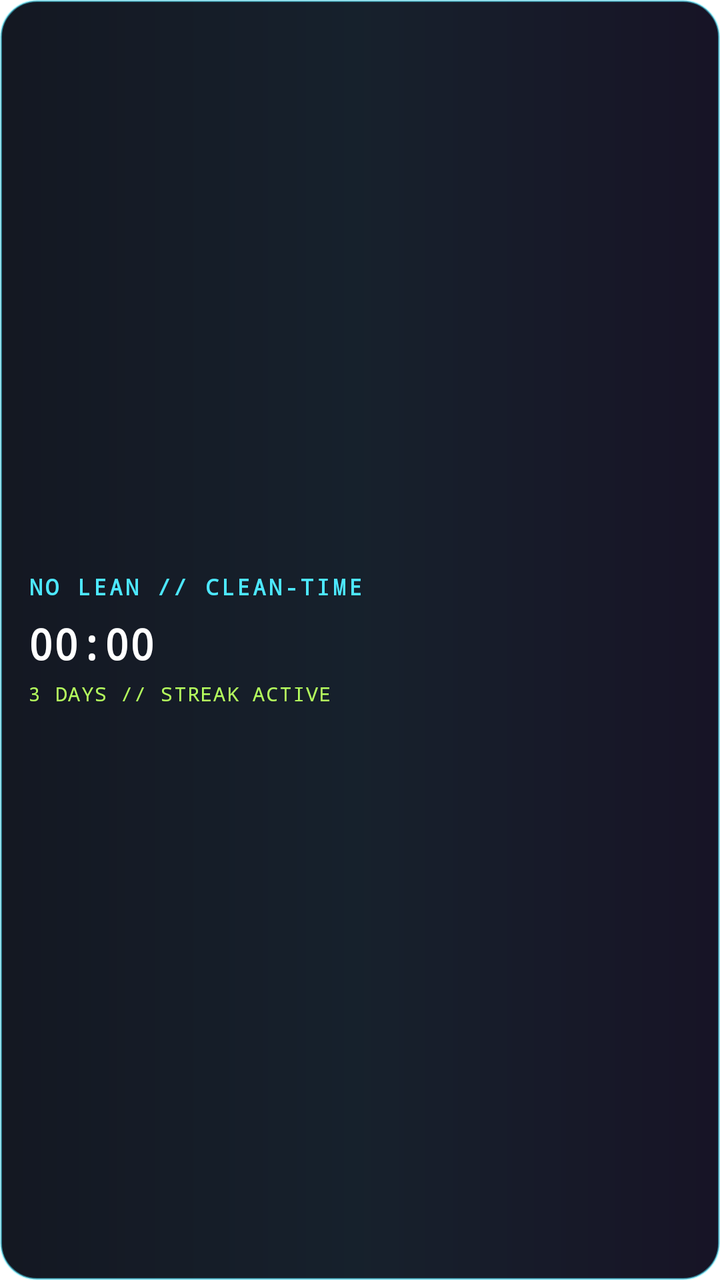
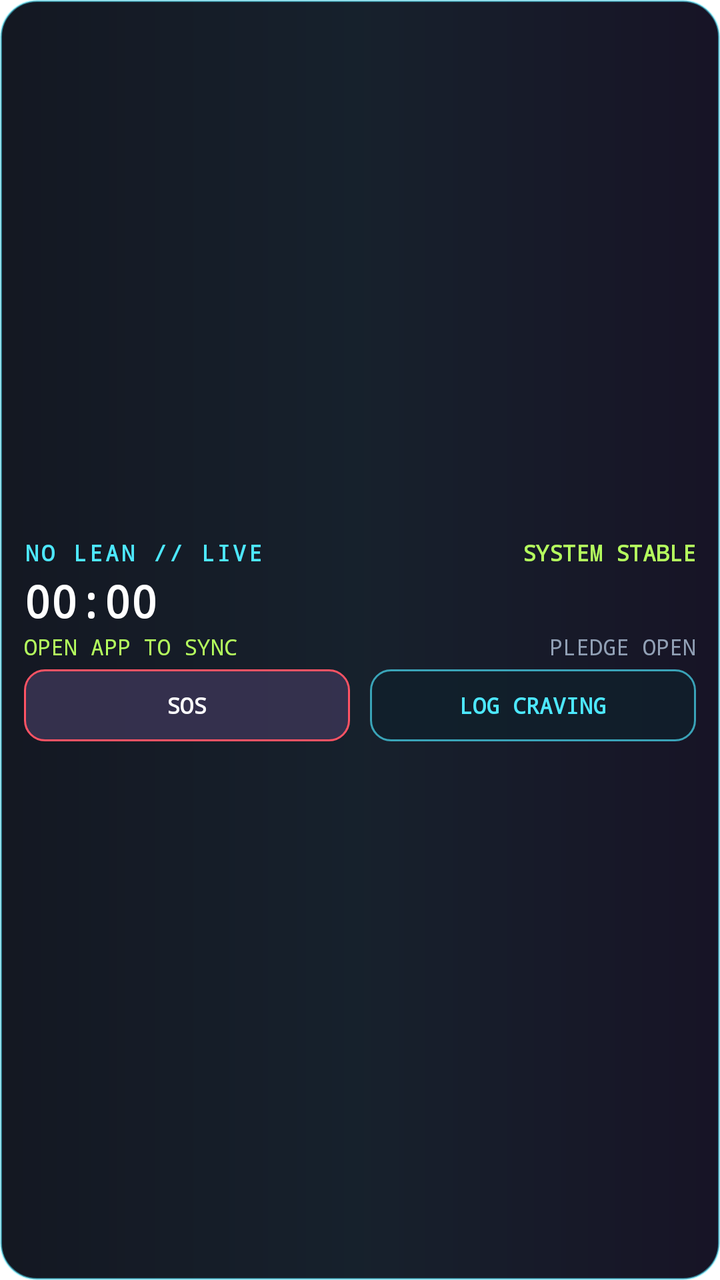

An Android layout rendered at two revisions. The XML below is the earlier revision; the diff shows what the commit changed to produce the second picture.
<!-- AndroidManifest.xml: fallback theme Theme.MaterialComponents.DayNight.NoActionBar -->
<!-- res/layout/no_lean_widget.xml -->
<?xml version="1.0" encoding="utf-8"?>
<LinearLayout xmlns:android="http://schemas.android.com/apk/res/android"
    android:id="@+id/widget_root"
    android:layout_width="match_parent"
    android:layout_height="match_parent"
    android:orientation="vertical"
    android:padding="14dp"
    android:gravity="center_vertical"
    android:background="@drawable/no_lean_widget_background"
    android:clickable="true"
    android:focusable="true">
    <TextView
        android:id="@+id/widget_title"
        android:layout_width="wrap_content"
        android:layout_height="wrap_content"
        android:text="NO LEAN // CLEAN-TIME"
        android:textColor="#4DE8FF"
        android:textSize="11sp"
        android:fontFamily="monospace"
        android:letterSpacing="0.12"
        android:textStyle="bold" />
    <Chronometer
        android:id="@+id/widget_clean_time"
        android:layout_width="wrap_content"
        android:layout_height="wrap_content"
        android:layout_marginTop="7dp"
        android:text="3d 04:18:09"
        android:textColor="#FFFFFF"
        android:textSize="21sp"
        android:fontFamily="monospace"
        android:singleLine="true"
        android:textStyle="bold" />
    <TextView
        android:id="@+id/widget_streak"
        android:layout_width="wrap_content"
        android:layout_height="wrap_content"
        android:layout_marginTop="4dp"
        android:text="3 DAYS // STREAK ACTIVE"
        android:textColor="#B5FF5E"
        android:textSize="10sp"
        android:fontFamily="monospace"
        android:letterSpacing="0.06" />
</LinearLayout>
<!-- resources referenced by this layout -->
<resources>
  <!-- drawable no_lean_widget_background (drawable) -->
  <?xml version="1.0" encoding="utf-8"?>
  <shape xmlns:android="http://schemas.android.com/apk/res/android"
      android:shape="rectangle">
      <gradient
          android:angle="0"
          android:startColor="#F2070B16"
          android:centerColor="#F20A1521"
          android:endColor="#F20B071A" />
      <corners android:radius="18dp" />
      <stroke
          android:width="1dp"
          android:color="#804DE8FF" />
  </shape>
</resources>

<!-- the commit's change to res/layout/no_lean_widget.xml (unified diff, before → after) -->
@@ -3,41 +3,120 @@
     android:id="@+id/widget_root"
     android:layout_width="match_parent"
     android:layout_height="match_parent"
-    android:orientation="vertical"
-    android:padding="14dp"
-    android:gravity="center_vertical"
     android:background="@drawable/no_lean_widget_background"
     android:clickable="true"
-    android:focusable="true">
-    <TextView
-        android:id="@+id/widget_title"
-        android:layout_width="wrap_content"
+    android:focusable="true"
+    android:gravity="center_vertical"
+    android:orientation="vertical"
+    android:paddingStart="12dp"
+    android:paddingTop="7dp"
+    android:paddingEnd="12dp"
+    android:paddingBottom="7dp">
+
+    <LinearLayout
+        android:layout_width="match_parent"
         android:layout_height="wrap_content"
-        android:text="NO LEAN // CLEAN-TIME"
-        android:textColor="#4DE8FF"
-        android:textSize="11sp"
-        android:fontFamily="monospace"
-        android:letterSpacing="0.12"
-        android:textStyle="bold" />
+        android:gravity="center_vertical"
+        android:orientation="horizontal">
+
+        <TextView
+            android:id="@+id/widget_title"
+            android:layout_width="0dp"
+            android:layout_height="wrap_content"
+            android:layout_weight="1"
+            android:fontFamily="monospace"
+            android:letterSpacing="0.12"
+            android:text="@string/widget_title"
+            android:textColor="@color/widget_cyan"
+            android:textSize="11sp"
+            android:textStyle="bold" />
+
+        <TextView
+            android:id="@+id/widget_status"
+            android:layout_width="wrap_content"
+            android:layout_height="wrap_content"
+            android:fontFamily="monospace"
+            android:text="@string/widget_status_stable"
+            android:textColor="@color/widget_toxic"
+            android:textSize="11sp"
+            android:textStyle="bold" />
+    </LinearLayout>
+
     <Chronometer
         android:id="@+id/widget_clean_time"
         android:layout_width="wrap_content"
         android:layout_height="wrap_content"
-        android:layout_marginTop="7dp"
-        android:text="3d 04:18:09"
-        android:textColor="#FFFFFF"
-        android:textSize="21sp"
+        android:layout_marginTop="2dp"
         android:fontFamily="monospace"
         android:singleLine="true"
+        android:text="@string/widget_counter_placeholder"
+        android:textColor="@android:color/white"
+        android:textSize="22sp"
         android:textStyle="bold" />
-    <TextView
-        android:id="@+id/widget_streak"
-        android:layout_width="wrap_content"
+
+    <LinearLayout
+        android:layout_width="match_parent"
+        android:layout_height="wrap_content"
+        android:layout_marginTop="1dp"
+        android:orientation="horizontal">
+
+        <TextView
+            android:id="@+id/widget_streak"
+            android:layout_width="0dp"
+            android:layout_height="wrap_content"
+            android:layout_weight="1"
+            android:fontFamily="monospace"
+            android:singleLine="true"
+            android:text="@string/widget_streak_placeholder"
+            android:textColor="@color/widget_toxic"
+            android:textSize="11sp" />
+
+        <TextView
+            android:id="@+id/widget_pledge"
+            android:layout_width="wrap_content"
+            android:layout_height="wrap_content"
+            android:fontFamily="monospace"
+            android:text="@string/widget_pledge_pending"
+            android:textColor="@color/widget_muted"
+            android:textSize="11sp" />
+    </LinearLayout>
+
+    <LinearLayout
+        android:layout_width="match_parent"
         android:layout_height="wrap_content"
         android:layout_marginTop="4dp"
-        android:text="3 DAYS // STREAK ACTIVE"
-        android:textColor="#B5FF5E"
-        android:textSize="10sp"
-        android:fontFamily="monospace"
-        android:letterSpacing="0.06" />
+        android:orientation="horizontal">
+
+        <TextView
+            android:id="@+id/widget_action_sos"
+            android:layout_width="0dp"
+            android:layout_height="36dp"
+            android:layout_marginEnd="5dp"
+            android:layout_weight="1"
+            android:background="@drawable/no_lean_widget_sos_button"
+            android:clickable="true"
+            android:focusable="true"
+            android:fontFamily="monospace"
+            android:gravity="center"
+            android:text="@string/widget_action_sos"
+            android:textColor="@android:color/white"
+            android:textSize="11sp"
+            android:textStyle="bold" />
+
+        <TextView
+            android:id="@+id/widget_action_craving"
+            android:layout_width="0dp"
+            android:layout_height="36dp"
+            android:layout_marginStart="5dp"
+            android:layout_weight="1"
+            android:background="@drawable/no_lean_widget_craving_button"
+            android:clickable="true"
+            android:focusable="true"
+            android:fontFamily="monospace"
+            android:gravity="center"
+            android:text="@string/widget_action_craving"
+            android:textColor="@color/widget_cyan"
+            android:textSize="11sp"
+            android:textStyle="bold" />
+    </LinearLayout>
 </LinearLayout>
<!-- resource entries referenced after the edit -->
@@ -1,5 +1,8 @@
 <!-- resources referenced by this layout -->
 <resources>
+  <color name="widget_cyan">#4DE8FF</color>
+  <color name="widget_muted">#91A0B5</color>
+  <color name="widget_toxic">#B5FF5E</color>
   <!-- drawable no_lean_widget_background (drawable) -->
   <?xml version="1.0" encoding="utf-8"?>
   <shape xmlns:android="http://schemas.android.com/apk/res/android"
@@ -14,5 +17,32 @@
           android:width="1dp"
           android:color="#804DE8FF" />
   </shape>
+  <!-- drawable no_lean_widget_craving_button (drawable) -->
+  <?xml version="1.0" encoding="utf-8"?>
+  <shape xmlns:android="http://schemas.android.com/apk/res/android"
+      android:shape="rectangle">
+      <solid android:color="#CC10202B" />
+      <corners android:radius="10dp" />
+      <stroke
+          android:width="1dp"
+          android:color="#AA4DE8FF" />
+  </shape>
+  <!-- drawable no_lean_widget_sos_button (drawable) -->
+  <?xml version="1.0" encoding="utf-8"?>
+  <shape xmlns:android="http://schemas.android.com/apk/res/android"
+      android:shape="rectangle">
+      <solid android:color="#D93A3454" />
+      <corners android:radius="10dp" />
+      <stroke
+          android:width="1dp"
+          android:color="#FFFF5364" />
+  </shape>
+  <string name="widget_action_craving">LOG CRAVING</string>
+  <string name="widget_action_sos">SOS</string>
+  <string name="widget_counter_placeholder">0d 00:00</string>
+  <string name="widget_pledge_pending">PLEDGE OPEN</string>
+  <string name="widget_status_stable">SYSTEM STABLE</string>
+  <string name="widget_streak_placeholder">OPEN APP TO SYNC</string>
+  <string name="widget_title">NO LEAN // LIVE</string>
 </resources>
 
